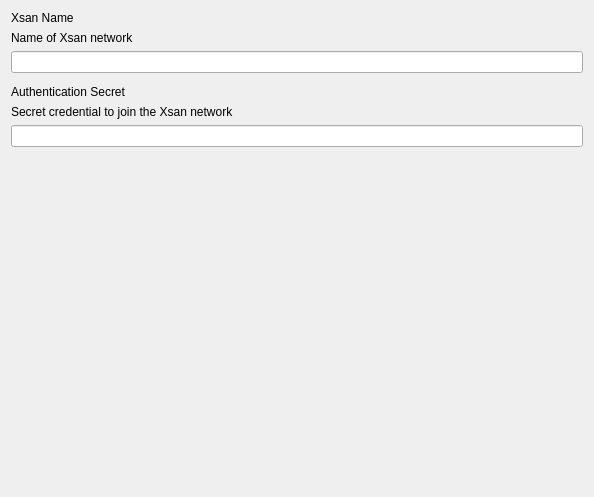
fw-dev/translations, file FWAdminLib/Configurator/XsanForm.ui: the form before one commit.
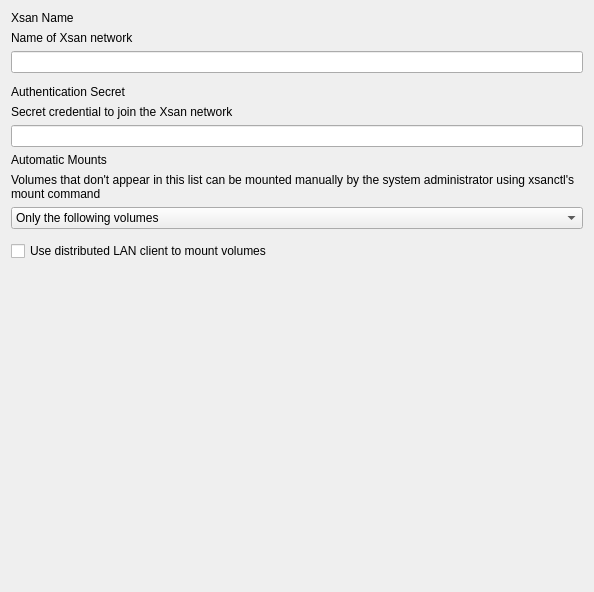
The form after the commit. Custom widgets are drawn as their Qt base class.

The edit to the form file:
```diff
--- a/FWAdminLib/Configurator/XsanForm.ui
+++ b/FWAdminLib/Configurator/XsanForm.ui
@@ -7,7 +7,7 @@
     <x>0</x>
     <y>0</y>
     <width>594</width>
-    <height>497</height>
+    <height>592</height>
    </rect>
   </property>
   <property name="windowTitle">
@@ -58,6 +58,53 @@
    <item>
     <widget class="QLineEdit" name="authSecretEdit"/>
    </item>
+   <item>
+    <widget class="QLabel" name="labelAutoMounts">
+     <property name="text">
+      <string>Automatic Mounts</string>
+     </property>
+    </widget>
+   </item>
+   <item>
+    <widget class="QLabel" name="lTip_AutoMounts">
+     <property name="text">
+      <string>Volumes that don't appear in this list can be mounted manually by the system administrator using xsanctl's mount command</string>
+     </property>
+     <property name="wordWrap">
+      <bool>true</bool>
+     </property>
+    </widget>
+   </item>
+   <item>
+    <widget class="QComboBox" name="comboBoxAutoMounts">
+     <item>
+      <property name="text">
+       <string>Only the following volumes</string>
+      </property>
+     </item>
+     <item>
+      <property name="text">
+       <string>Everything except the following volumes</string>
+      </property>
+     </item>
+    </widget>
+   </item>
+   <item>
+    <widget class="ItemListWidget" name="widgetAutoMounts" native="true"/>
+   </item>
+   <item>
+    <widget class="QCheckBox" name="checkBoxUseDistributedLAN">
+     <property name="text">
+      <string>Use distributed LAN client to mount volumes</string>
+     </property>
+    </widget>
+   </item>
+   <item>
+    <widget class="ItemListWidget" name="widgetDisallowDistributedLAN" native="true"/>
+   </item>
+   <item>
+    <widget class="ItemListWidget" name="widgetPreferDistributedLAN" native="true"/>
+   </item>
    <item>
     <spacer name="verticalSpacer">
      <property name="orientation">
```
